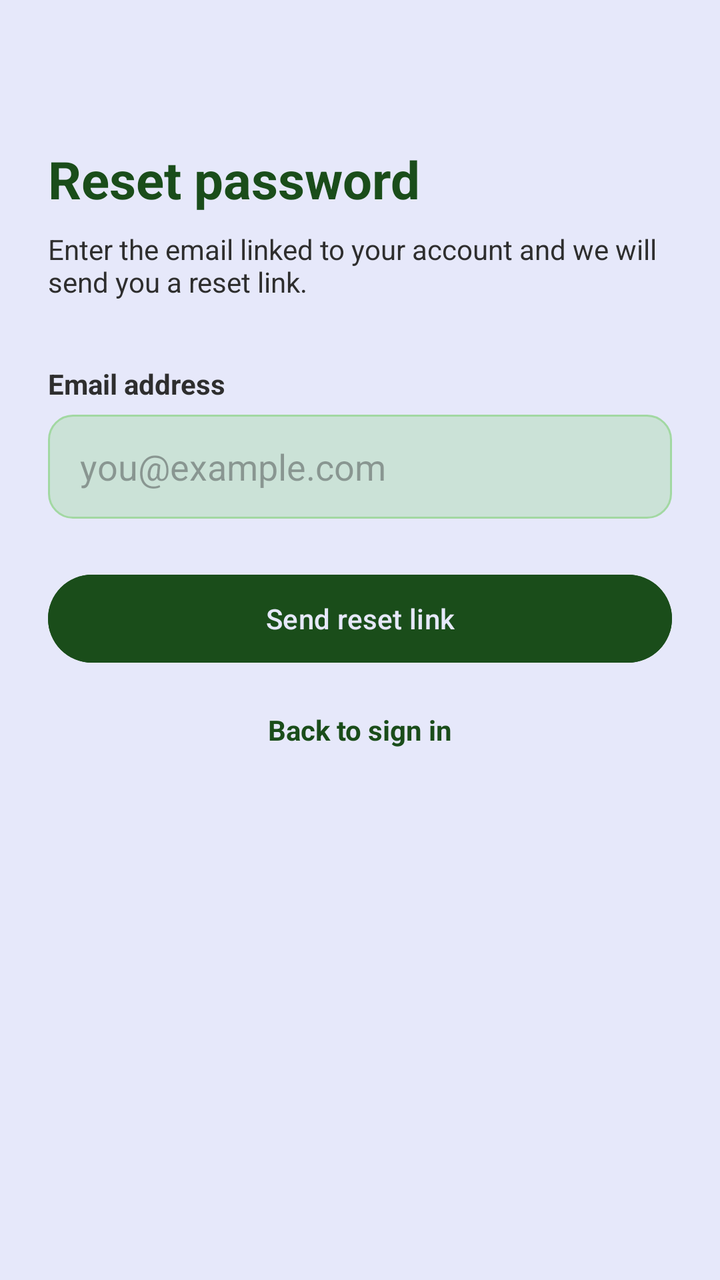
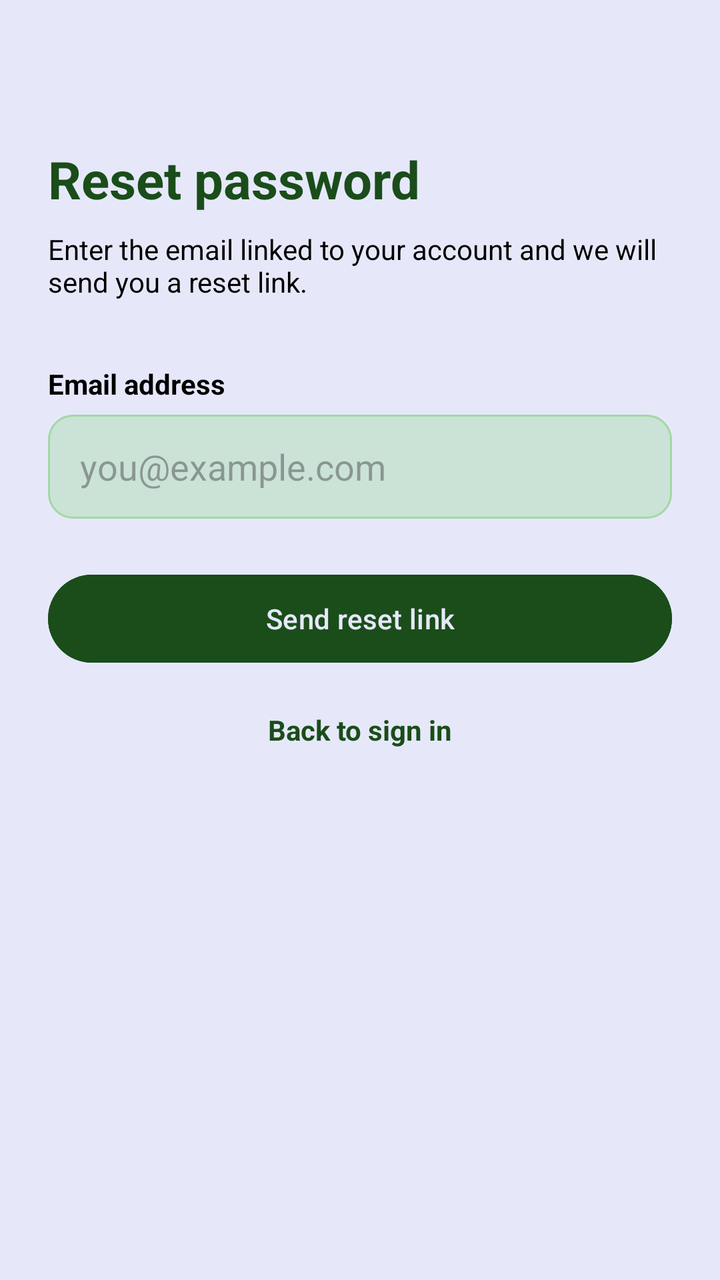

An Android layout rendered at two revisions. The XML below is the earlier revision; the diff shows what the commit changed to produce the second picture.
<!-- AndroidManifest.xml: application theme Theme.GeoConnect -->
<!-- res/layout/activity_reset_password.xml -->
<?xml version="1.0" encoding="utf-8"?>
    <LinearLayout xmlns:android="http://schemas.android.com/apk/res/android"
        android:id="@+id/main"
        android:layout_width="match_parent"
        android:layout_height="match_parent"
        android:orientation="vertical"
        android:padding="24dp"
        android:background="@color/glitter">

        <TextView
            android:layout_width="wrap_content"
            android:layout_height="wrap_content"
            android:layout_marginTop="48dp"
            android:text="Reset password"
            android:textColor="@color/jade_dark"
            android:textSize="26sp"
            android:textStyle="bold" />

        <TextView
            android:layout_width="match_parent"
            android:layout_height="wrap_content"
            android:layout_marginTop="8dp"
            android:text="Enter the email linked to your account and we will send you a reset link."
            android:textColor="@color/charcoal"
            android:textSize="14sp" />

        <TextView
            android:layout_width="wrap_content"
            android:layout_height="wrap_content"
            android:layout_marginTop="32dp"
            android:text="Email address"
            android:textColor="@color/charcoal"
            android:textStyle="bold" />

        <EditText
            android:id="@+id/etEmail"
            android:layout_width="match_parent"
            android:layout_height="52dp"
            android:layout_marginTop="6dp"
            android:background="@drawable/bg_input"
            android:hint="you@example.com"
            android:inputType="textEmailAddress"
            android:paddingStart="16dp"
            android:paddingEnd="16dp"
            android:textColor="@color/charcoal" />

        <Button
            android:id="@+id/btnSendLink"
            android:layout_width="match_parent"
            android:layout_height="52dp"
            android:layout_marginTop="24dp"
            android:backgroundTint="@color/jade_dark"
            android:text="Send reset link"
            android:textColor="@color/glitter" />

        <TextView
            android:id="@+id/tvBackToSignIn"
            android:layout_width="match_parent"
            android:layout_height="wrap_content"
            android:layout_marginTop="20dp"
            android:gravity="center"
            android:text="Back to sign in"
            android:textColor="@color/jade_dark"
            android:textStyle="bold" />
    </LinearLayout>
<!-- resources referenced by this layout -->
<resources>
  <color name="charcoal">#2E2E2E</color>
  <color name="glitter">#E6E8FA</color>
  <color name="jade_dark">#1A4D1A</color>
  <!-- drawable bg_input (drawable) -->
  <?xml version="1.0" encoding="utf-8"?>
      <shape xmlns:android="http://schemas.android.com/apk/res/android">
          <solid android:color="#66A2D8A2" />
          <stroke android:width="1dp" android:color="@color/jade_mint" />
          <corners android:radius="12dp" />
      </shape>
  <style name="Theme.GeoConnect" parent="Base.Theme.GeoConnect" />
  <color name="jade_mint">#A2D8A2</color>
  <style name="Base.Theme.GeoConnect" parent="Theme.Material3.DayNight.NoActionBar">
          
          
      </style>
</resources>

<!-- the commit's change to res/layout/activity_reset_password.xml (unified diff, before → after) -->
@@ -12,7 +12,7 @@
             android:layout_height="wrap_content"
             android:layout_marginTop="48dp"
             android:text="Reset password"
-            android:textColor="@color/jade_dark"
+            android:textColor="@color/forest_green"
             android:textSize="26sp"
             android:textStyle="bold" />
 
@@ -21,7 +21,7 @@
             android:layout_height="wrap_content"
             android:layout_marginTop="8dp"
             android:text="Enter the email linked to your account and we will send you a reset link."
-            android:textColor="@color/charcoal"
+            android:textColor="@color/black"
             android:textSize="14sp" />
 
         <TextView
@@ -29,7 +29,7 @@
             android:layout_height="wrap_content"
             android:layout_marginTop="32dp"
             android:text="Email address"
-            android:textColor="@color/charcoal"
+            android:textColor="@color/black"
             android:textStyle="bold" />
 
         <EditText
@@ -42,14 +42,14 @@
             android:inputType="textEmailAddress"
             android:paddingStart="16dp"
             android:paddingEnd="16dp"
-            android:textColor="@color/charcoal" />
+            android:textColor="@color/black" />
 
         <Button
             android:id="@+id/btnSendLink"
             android:layout_width="match_parent"
             android:layout_height="52dp"
             android:layout_marginTop="24dp"
-            android:backgroundTint="@color/jade_dark"
+            android:backgroundTint="@color/forest_green"
             android:text="Send reset link"
             android:textColor="@color/glitter" />
 
@@ -60,6 +60,6 @@
             android:layout_marginTop="20dp"
             android:gravity="center"
             android:text="Back to sign in"
-            android:textColor="@color/jade_dark"
+            android:textColor="@color/forest_green"
             android:textStyle="bold" />
     </LinearLayout>
<!-- resource entries referenced after the edit -->
@@ -1,17 +1,17 @@
 <!-- resources referenced by this layout -->
 <resources>
-  <color name="charcoal">#2E2E2E</color>
+  <color name="black">#FF000000</color>
+  <color name="forest_green">#1A4D1A</color>
   <color name="glitter">#E6E8FA</color>
-  <color name="jade_dark">#1A4D1A</color>
   <!-- drawable bg_input (drawable) -->
   <?xml version="1.0" encoding="utf-8"?>
       <shape xmlns:android="http://schemas.android.com/apk/res/android">
           <solid android:color="#66A2D8A2" />
-          <stroke android:width="1dp" android:color="@color/jade_mint" />
+          <stroke android:width="1dp" android:color="@color/sage_green" />
           <corners android:radius="12dp" />
       </shape>
   <style name="Theme.GeoConnect" parent="Base.Theme.GeoConnect" />
-  <color name="jade_mint">#A2D8A2</color>
+  <color name="sage_green">#A2D8A2</color>
   <style name="Base.Theme.GeoConnect" parent="Theme.Material3.DayNight.NoActionBar">
           
           
